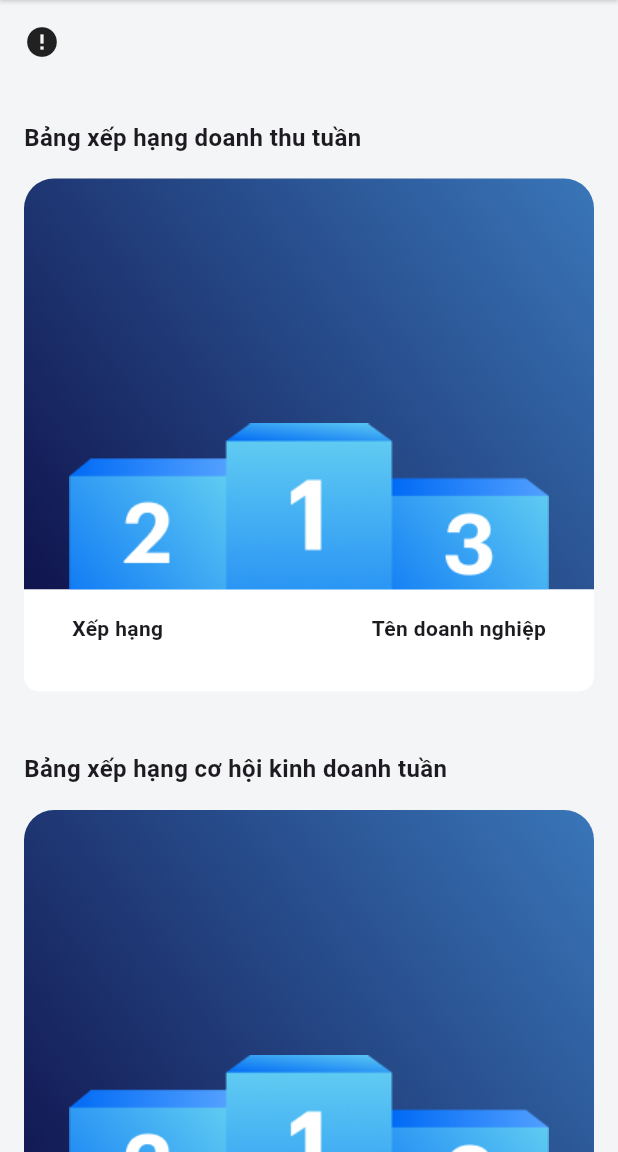
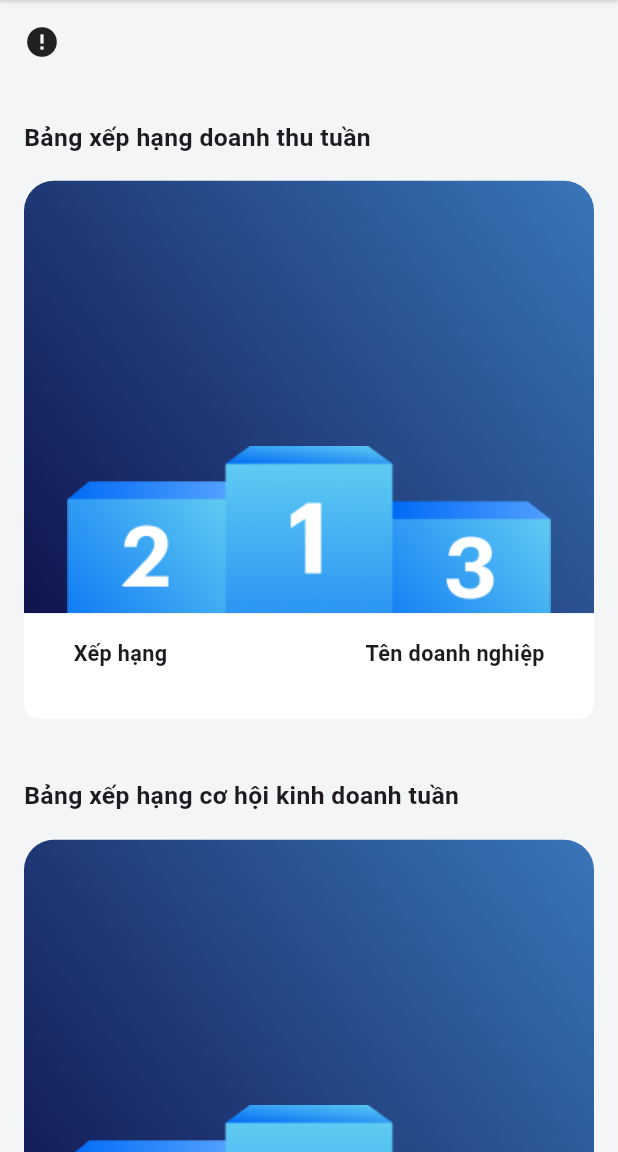
Before and after one commit to tritoan24/HOconnectBiz, a Flutter app: the Home screen opened directly with empty values, on a phone screen of 412 x 824 dp, the part 84-1236 px from its top. Run offline on Flutter 3.47's test engine with Material 3 defaults, Android fonts, the phone set to English and light mode, and no system bars; our stand-ins replace carousel_slider, convex_bottom_bar, device_info_plus, dropdown_button2, firebase_core, flutter_dotenv and 17 more; missing offline and left inert: dart:ffi, flutter_facebook_auth, form_builder_image_picker, onesignal_flutter; accounts and stored records are empty; network calls fail; project files that could hold a hidden picture were left out.

Commit message:
tritoan FIX

```diff
--- a/lib/core/network/api_endpoints.dart
+++ b/lib/core/network/api_endpoints.dart
@@ -21,8 +21,8 @@ class ApiEndpoints {
   static const String productByUser = "product/getByUserId";
   static const String post = "post";
   static const String postByUser = "post/getByUserId";
-  static const String likePost = "post/togglelike/";
-  static const String commentPost = "post/comment/";
+  static const String likePost = "post/togglelike";
+  static const String commentPost = "post/comment";
   static const String postNew = "postNews";
   static const String banner = "banner";
   static const String business = "business";
--- a/lib/screens/home/widget/bang_xep_hang.dart
+++ b/lib/screens/home/widget/bang_xep_hang.dart
@@ -18,10 +18,16 @@ class BangXepHang extends StatelessWidget {
 
   @override
   Widget build(BuildContext context) {
+    final screenWidth = MediaQuery.of(context).size.width;
     final top3 = ranks.where((rank) => rank.rank <= 3).toList();
     final others = ranks.where((rank) => rank.rank > 3).toList();
-    print('top3: $top3');
-    print('others: $others');
+
+    // Calculate responsive sizes
+    final podiumHeight =
+        screenWidth * 0.7; // Adjust podium height based on screen width
+    final avatarSize = screenWidth * 0.15; // Make avatar size responsive
+    final crownSize = screenWidth * 0.07; // Make crown size responsive
+    final topPadding = screenWidth * 0.04; // Responsive padding
 
     return Column(
       mainAxisAlignment: MainAxisAlignment.start,
@@ -29,17 +35,19 @@ class BangXepHang extends StatelessWidget {
       children: [
         Text(
           title,
-          style: const TextStyle(
-            fontSize: 16,
+          style: TextStyle(
+            fontSize: screenWidth * 0.04, // Responsive font size
             fontWeight: FontWeight.w700,
           ),
         ),
-        const SizedBox(height: 16),
+        SizedBox(height: screenWidth * 0.04), // Responsive spacing
         Stack(
+          alignment: Alignment.topCenter,
           children: [
+            // Podium background
             Container(
-              width: MediaQuery.of(context).size.width,
-              height: 274,
+              width: screenWidth,
+              height: podiumHeight,
               decoration: const BoxDecoration(
                 gradient: LinearGradient(
                   begin: Alignment.bottomLeft,
@@ -48,83 +56,108 @@ class BangXepHang extends StatelessWidget {
                 ),
                 borderRadius: BorderRadius.only(
                   topLeft: Radius.circular(20),
-                      topRight: Radius.circular(20))),
+                  topRight: Radius.circular(20),
+                ),
+              ),
               child: Padding(
-                padding: const EdgeInsets.symmetric(horizontal: 30.0),
+                padding: EdgeInsets.symmetric(horizontal: screenWidth * 0.07),
                 child: Align(
                   alignment: Alignment.bottomCenter,
-                  child: Image.asset("assets/images/group32.png"),
+                  child: LayoutBuilder(
+                    builder: (context, constraints) {
+                      return Image.asset(
+                        "assets/images/group32.png",
+                        fit: BoxFit.contain,
+                        width: constraints.maxWidth,
+                      );
+                    },
                   ),
                 ),
               ),
+            ),
+
+            // Top 3 users
             Padding(
-              padding: const EdgeInsets.only(top: 16.0, left: 16, right: 16),
+              padding: EdgeInsets.only(
+                  top: topPadding,
+                  left: screenWidth * 0.04,
+                  right: screenWidth * 0.04),
               child: Row(
-                mainAxisAlignment:
-                    MainAxisAlignment.center, // Căn giữa các phần tử trong Row
+                mainAxisAlignment: MainAxisAlignment.center,
                 children: [
-                  // Top 2 (bên trái)
+                  // Top 2 (left)
                   Expanded(
                     child: Column(
-                      mainAxisAlignment: MainAxisAlignment
-                          .center, // Căn giữa nội dung trong Column
+                      mainAxisAlignment: MainAxisAlignment.center,
                       children: [
                         if (top3.length > 1)
                           Column(
                             children: [
-                              const SizedBox(height: 20),
-                              SvgPicture.asset("assets/icons/i_vuongniem.svg"),
-                              const SizedBox(height: 10),
-                              buildTopItem(context, top3[1]),
+                              SizedBox(height: screenWidth * 0.05),
+                              SvgPicture.asset(
+                                "assets/icons/i_vuongniem.svg",
+                                width: crownSize,
+                                height: crownSize,
+                              ),
+                              SizedBox(height: screenWidth * 0.025),
+                              buildTopItem(context, top3[1], avatarSize),
                             ],
                           )
                         else
-                          const SizedBox(
-                              width: 65), // Giữ khoảng trống nếu không có top 2
+                          SizedBox(width: avatarSize),
                       ],
                     ),
                   ),
 
-                  // Top 1 (giữa, nhích cao hơn)
+                  // Top 1 (center, positioned higher)
                   Expanded(
                     child: Column(
-                      mainAxisAlignment: MainAxisAlignment
-                          .center, // Căn giữa nội dung trong Column
+                      mainAxisAlignment: MainAxisAlignment.center,
                       children: [
                         if (top3.isNotEmpty)
                           Column(
                             children: [
-                              SvgPicture.asset("assets/icons/i_vuongniem.svg"),
-                              const SizedBox(height: 10),
-                              buildTopItem(context, top3[0]),
-                              const SizedBox(height: 20),
+                              SvgPicture.asset(
+                                "assets/icons/i_vuongniem.svg",
+                                width: crownSize *
+                                    1.2, // Make top 1 crown slightly larger
+                                height: crownSize * 1.2,
+                              ),
+                              SizedBox(height: screenWidth * 0.025),
+                              buildTopItem(
+                                  context,
+                                  top3[0],
+                                  avatarSize *
+                                      1.2), // Make top 1 avatar slightly larger
+                              SizedBox(height: screenWidth * 0.05),
                             ],
                           )
                         else
-                          const SizedBox(
-                              width: 65), // Giữ khoảng trống nếu không có top 1
+                          SizedBox(width: avatarSize),
                       ],
                     ),
                   ),
 
-                  // Top 3 (bên phải)
+                  // Top 3 (right)
                   Expanded(
                     child: Column(
-                      mainAxisAlignment: MainAxisAlignment
-                          .center, // Căn giữa nội dung trong Column
+                      mainAxisAlignment: MainAxisAlignment.center,
                       children: [
                         if (top3.length > 2)
                           Column(
                             children: [
-                              const SizedBox(height: 20),
-                              SvgPicture.asset("assets/icons/i_vuongniem.svg"),
-                              const SizedBox(height: 10),
-                              buildTopItem(context, top3[2]),
+                              SizedBox(height: screenWidth * 0.05),
+                              SvgPicture.asset(
+                                "assets/icons/i_vuongniem.svg",
+                                width: crownSize,
+                                height: crownSize,
+                              ),
+                              SizedBox(height: screenWidth * 0.025),
+                              buildTopItem(context, top3[2], avatarSize),
                             ],
                           )
                         else
-                          const SizedBox(
-                              width: 65), // Giữ khoảng trống nếu không có top 3
+                          SizedBox(width: avatarSize),
                       ],
                     ),
                   ),
@@ -133,9 +166,11 @@ class BangXepHang extends StatelessWidget {
             )
           ],
         ),
+
+        // Bottom section (ranking list)
         Container(
-          width: MediaQuery.of(context).size.width,
-          padding: const EdgeInsets.symmetric(horizontal: 16.0),
+          width: screenWidth,
+          padding: EdgeInsets.symmetric(horizontal: screenWidth * 0.04),
           decoration: const BoxDecoration(
             borderRadius: BorderRadius.only(
               bottomLeft: Radius.circular(10),
@@ -144,33 +179,34 @@ class BangXepHang extends StatelessWidget {
             color: Colors.white,
           ),
           child: Padding(
-            padding: const EdgeInsets.all(16.0),
+            padding: EdgeInsets.all(screenWidth * 0.04),
             child: Column(
               children: [
-                const Row(
+                Row(
                   mainAxisAlignment: MainAxisAlignment.spaceBetween,
                   children: [
                     Text(
                       "Xếp hạng",
                       style: TextStyle(
-                        fontSize: 14,
+                        fontSize: screenWidth * 0.035,
                         fontWeight: FontWeight.w600,
                       ),
                     ),
                     Text(
                       "Tên doanh nghiệp",
                       style: TextStyle(
-                        fontSize: 14,
+                        fontSize: screenWidth * 0.035,
                         fontWeight: FontWeight.w600,
                       ),
                     ),
                   ],
                 ),
-                const SizedBox(height: 16),
+                SizedBox(height: screenWidth * 0.04),
                 ...others.map((rank) => Column(
                       children: [
                         Padding(
-                          padding: const EdgeInsets.symmetric(vertical: 8),
+                          padding: EdgeInsets.symmetric(
+                              vertical: screenWidth * 0.02),
                           child: GestureDetector(
                             onTap: () {
                               context.push(AppRoutes.thongTinDoanhNghiep
@@ -181,29 +217,33 @@ class BangXepHang extends StatelessWidget {
                               children: [
                                 Text(
                                   "Thứ hạng ${rank.rank}",
-                                  style: const TextStyle(
-                                    fontSize: 14,
+                                  style: TextStyle(
+                                    fontSize: screenWidth * 0.035,
                                     fontWeight: FontWeight.w400,
                                   ),
                                 ),
-                                Text(
+                                Flexible(
+                                  child: Text(
                                     rank.companyName.isNotEmpty
                                         ? rank.companyName
                                         : rank.displayName,
-                                  style: const TextStyle(
-                                    fontSize: 14,
+                                    style: TextStyle(
+                                      fontSize: screenWidth * 0.035,
                                       fontWeight: FontWeight.w400,
+                                    ),
+                                    textAlign: TextAlign.right,
+                                    overflow: TextOverflow.ellipsis,
                                   ),
                                 ),
                               ],
                             ),
                           ),
                         ),
-                        const SizedBox(height: 2),
+                        SizedBox(height: screenWidth * 0.005),
                         if (others.indexOf(rank) < 4)
                           SizedBox(
                             height: 1,
-                            width: MediaQuery.of(context).size.width,
+                            width: screenWidth,
                             child: const DecoratedBox(
                               decoration: BoxDecoration(
                                 color: Color(0xffEDF1F3),
@@ -220,13 +260,16 @@ class BangXepHang extends StatelessWidget {
     );
   }
 
-  Widget buildTopItem(BuildContext context, Rank rank) {
+  Widget buildTopItem(BuildContext context, Rank rank, double size) {
+    final screenWidth = MediaQuery.of(context).size.width;
+    final borderWidth = screenWidth * 0.012; // Responsive border width
+
     return GestureDetector(
       onTap: () {
         Navigator.push(
             context,
             MaterialPageRoute(
-                builder: (contex) =>
+                builder: (context) =>
                     BusinessInformation(idUser: rank.id, isMe: false)));
       },
       child: Column(
@@ -235,29 +278,31 @@ class BangXepHang extends StatelessWidget {
             decoration: BoxDecoration(
               border: Border.all(
                 color: const Color(0xffFDD949),
-                width: 5.0,
+                width: borderWidth,
               ),
-              borderRadius: BorderRadius.circular(50.0),
+              borderRadius: BorderRadius.circular(size / 2),
             ),
             child: ClipRRect(
-              borderRadius: BorderRadius.circular(50.0),
+              borderRadius: BorderRadius.circular(size / 2),
               child: rank.avatarImage.isNotEmpty
                   ? Image.network(
                       rank.avatarImage,
-                      width: 65,
-                      height: 65,
+                      width: size,
+                      height: size,
                       fit: BoxFit.cover,
                       errorBuilder: (context, error, stackTrace) =>
-                          const Icon(Icons.person, size: 65),
+                          Icon(Icons.person, size: size),
                     )
-                  : const Icon(Icons.person, size: 65),
+                  : Icon(Icons.person, size: size),
             ),
           ),
-          const SizedBox(height: 10),
-          Text(
+          SizedBox(height: screenWidth * 0.025),
+          SizedBox(
+            width: screenWidth * 0.25, // Constrain text width
+            child: Text(
               rank.companyName.isNotEmpty ? rank.companyName : rank.displayName,
-            style: const TextStyle(
-              fontSize: 14,
+              style: TextStyle(
+                fontSize: screenWidth * 0.035,
                 fontWeight: FontWeight.w500,
                 color: Colors.white,
               ),
@@ -265,6 +310,7 @@ class BangXepHang extends StatelessWidget {
               maxLines: 2,
               overflow: TextOverflow.ellipsis,
             ),
+          ),
         ],
       ),
     );
```
Also changed, not shown: lib/screens/business_opportunity_management/widget/item_post_business.dart (+4 -4 lines), lib/screens/tin_mua_hang/chi_tiet_don_hang.dart (+73 -6 lines), lib/screens/tin_mua_hang/widgets/button.dart (+10 -1 lines), lib/screens/tin_mua_hang/widgets/item_san_pham_mess.dart (+50 -21 lines). Lines whose indentation alone changed are shown as unchanged.
